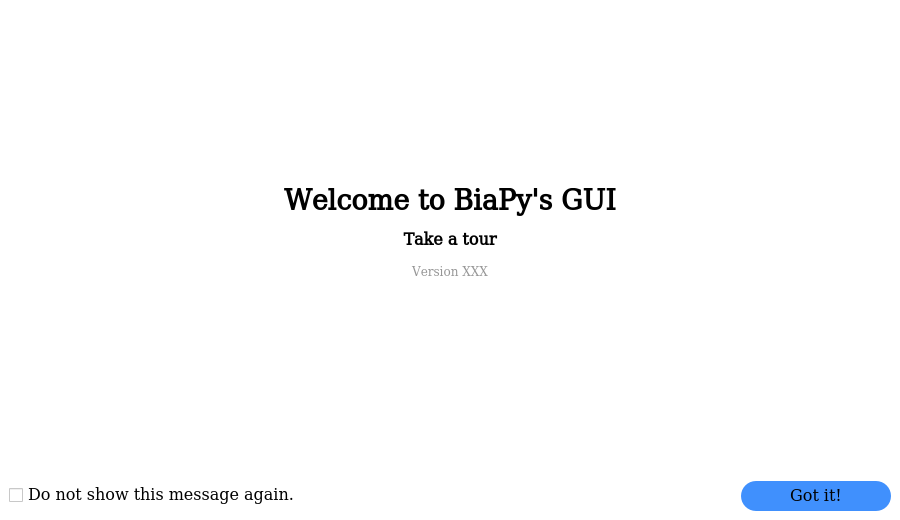
BiaPyX/BiaPy-GUI, file ui/ui_tour_window.ui: the form before one commit.
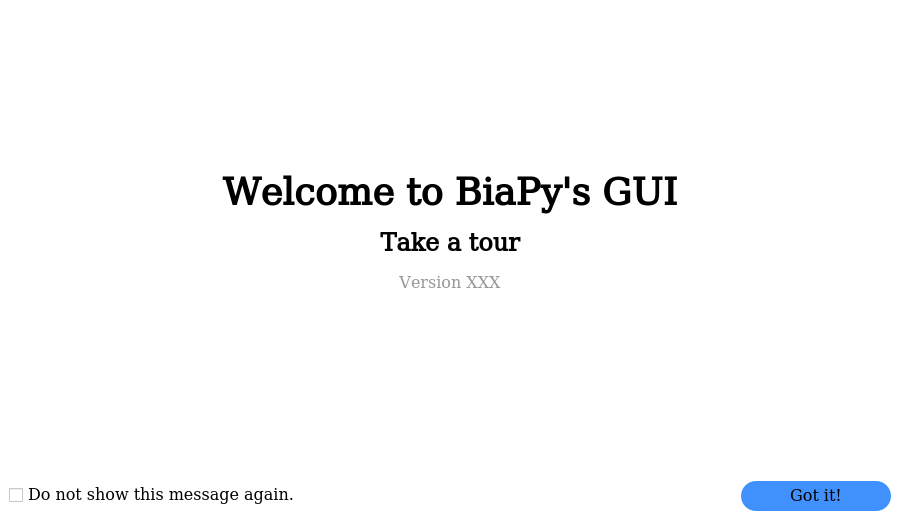
The form after the commit. Icons and pictures are not drawn.

Commit message: Increase tour window presentation font size

What changed in the file:
```diff
--- a/ui/ui_tour_window.ui
+++ b/ui/ui_tour_window.ui
@@ -260,7 +260,7 @@
                 </font>
                </property>
                <property name="text">
-                <string>&lt;html&gt;&lt;head/&gt;&lt;body&gt;&lt;p align=&quot;center&quot;&gt;&lt;span style=&quot; font-size:20pt;&quot;&gt;Welcome to BiaPy's GUI&lt;/span&gt;&lt;/p&gt;&lt;p align=&quot;center&quot;&gt;&lt;span style=&quot; font-size:12pt;&quot;&gt;Take a tour&lt;/span&gt;&lt;/p&gt;&lt;/body&gt;&lt;/html&gt;</string>
+                <string>&lt;html&gt;&lt;head/&gt;&lt;body&gt;&lt;p align=&quot;center&quot;&gt;&lt;span style=&quot; font-size:28pt;&quot;&gt;Welcome to BiaPy's GUI&lt;/span&gt;&lt;/p&gt;&lt;p align=&quot;center&quot;&gt;&lt;span style=&quot; font-size:18pt;&quot;&gt;Take a tour&lt;/span&gt;&lt;/p&gt;&lt;/body&gt;&lt;/html&gt;</string>
                </property>
                <property name="alignment">
                 <set>Qt::AlignCenter</set>
@@ -272,6 +272,7 @@
                <property name="font">
                 <font>
                  <family>DejaVu Math TeX Gyre</family>
+                 <pointsize>12</pointsize>
                 </font>
                </property>
                <property name="styleSheet">
```
The commit also changes 1 other file.
